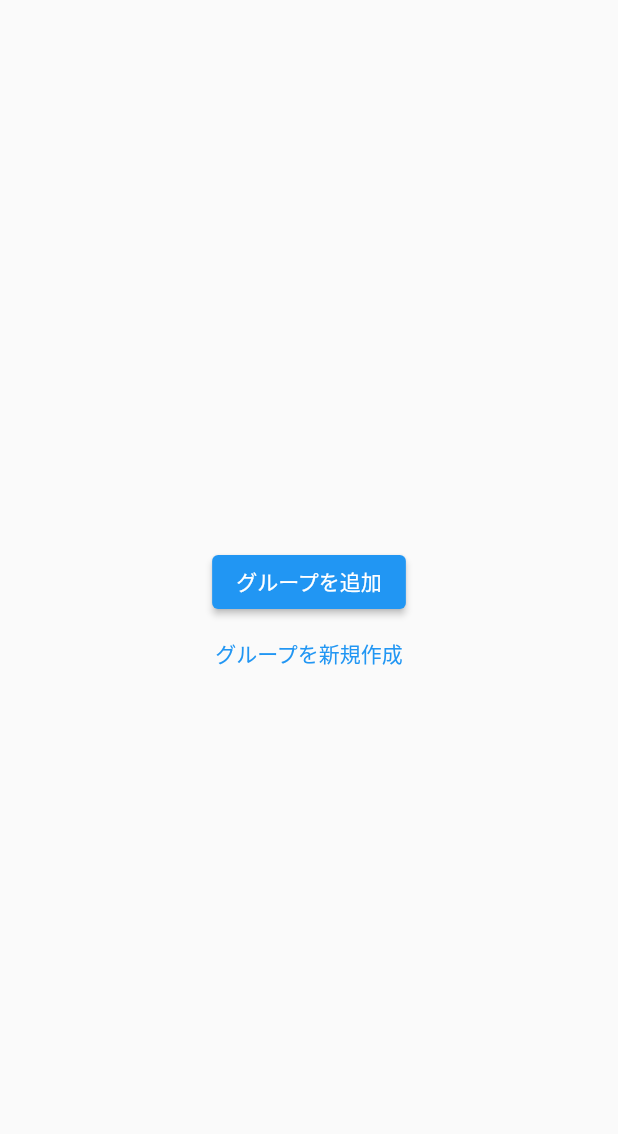
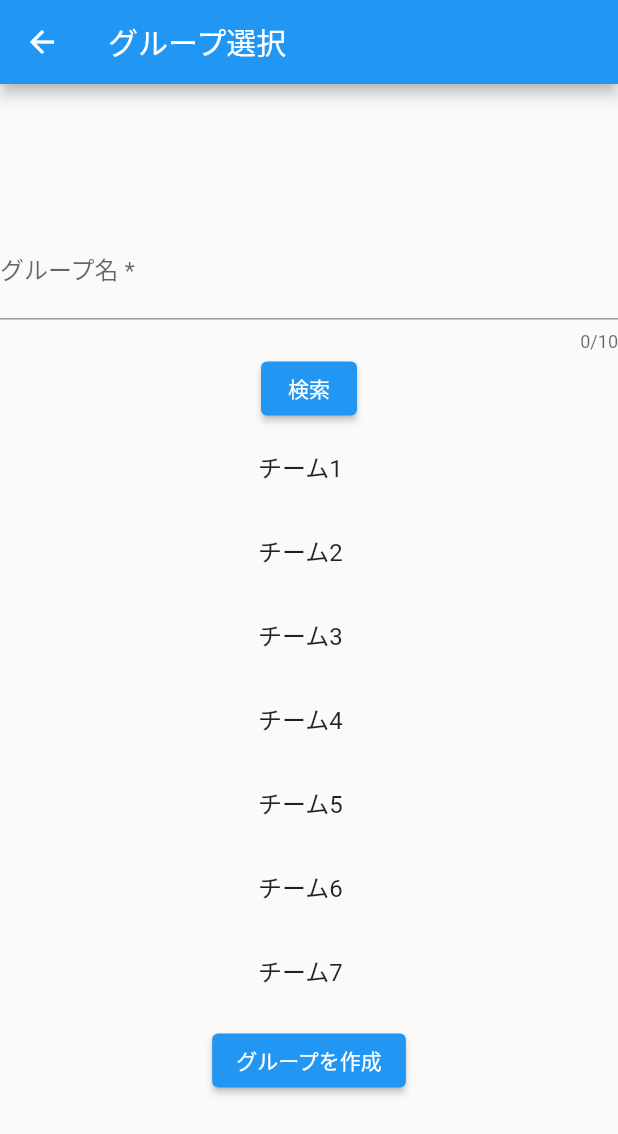
Before and after one commit to fuyoshi0810/appo, a Flutter app: the ChoiceGroup screen opened by its route, on a phone screen of 412 x 824 dp. Shown: the top 1134 px of the screen. Run offline on Flutter 3.47's test engine with Material 2 defaults, Android fonts, the light colour scheme and no system bars; our stand-ins replace geolocator, google_maps_flutter.

```diff
--- a/lib/choice_group.dart
+++ b/lib/choice_group.dart
@@ -1,27 +1,51 @@
 import 'package:flutter/material.dart';
+
+final items = ['チーム1', 'チーム2', 'チーム3', 'チーム4', 'チーム5', 'チーム6', 'チーム7'];
 
 class ChoiceGroup extends StatelessWidget {
   @override
   Widget build(BuildContext context) {
     return Scaffold(
+        appBar: AppBar(
+          title: Text('グループ選択'),
+        ),
         body: Center(
             child: Column(
                 mainAxisAlignment: MainAxisAlignment.center,
                 children: <Widget>[
+              const TextField(
+                maxLength: 10,
+                style: TextStyle(color: Colors.red),
+                obscureText: false,
+                maxLines: 1,
+                decoration: InputDecoration(
+                  hintText: 'グループ名を入力してください',
+                  labelText: 'グループ名 *',
+                ),
+              ),
+              ElevatedButton(child: const Text("検索"), onPressed: () {}),
+              SizedBox(
+                width: 100,
+                height: 400,
+                child: ListView.builder(
+                  itemCount: items.length,
+                  itemBuilder: (context, index) {
+                    return ListTile(
+                      title: Text('${items[index]}'),
+                      onTap: () {
+                        Navigator.pushNamed(context, '/map');
+                      },
+                    );
+                  },
+                ),
+              ),
               ElevatedButton(
+                child: Text("グループを作成"),
                 onPressed: () {
+                  //グループ選択画面へ遷移
                   Navigator.pushNamed(context, '/c_group');
                 },
-                child: Text("グループを追加")),
-            TextButton(
-              child: Text("グループを新規作成"),
-              onPressed: () {
-                Navigator.pushNamed(context, '/choice_group');
-              },
-            )
-          ],
               ),
-      ),
-    );
+            ])));
   }
 }
--- a/lib/main.dart
+++ b/lib/main.dart
@@ -8,7 +8,6 @@ import 'package:appo/schedule_list.dart';
 import 'package:appo/map.dart';
 import 'package:appo/choice_group.dart';
 import 'package:appo/create_group.dart';
-import 'package:appo/search_group.dart';
 import 'package:appo/settings_group.dart';
 
 import 'package:flutter/material.dart';
@@ -38,7 +37,6 @@ class MyApp extends StatelessWidget {
         '/e_schedule': (context) => E_Schedule(),
         '/s_group': (context) => SettingsGroup(),
         '/map': (context) => Map(),
-        '/s_group': (context) => SearchGroup(),
         '/c_group': (context) => CreateGroup(),
         '/choice_group': (context) => ChoiceGroup(),
       },
--- a/pubspec.yaml
+++ b/pubspec.yaml
@@ -36,6 +36,9 @@ dependencies:
   # The following adds the Cupertino Icons font to your application.
   # Use with the CupertinoIcons class for iOS style icons.
   cupertino_icons: ^1.0.2
+  google_maps_flutter: ^2.2.1
+  geolocator: ^8.2.0
+
 
 dev_dependencies:
   flutter_test:
```
Also changed, not shown: lib/create_group.dart (+32 -21 lines), lib/map.dart (+99 -2 lines), lib/search_group.dart (deleted, +0 -9 lines), lib/settings_group.dart (+18 -2 lines), pubspec.lock, 7 other files. Lines whose indentation alone changed are shown as unchanged.
